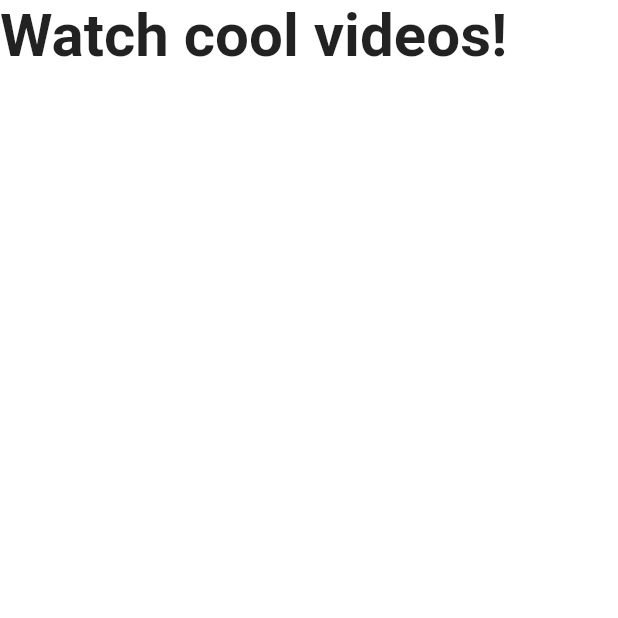
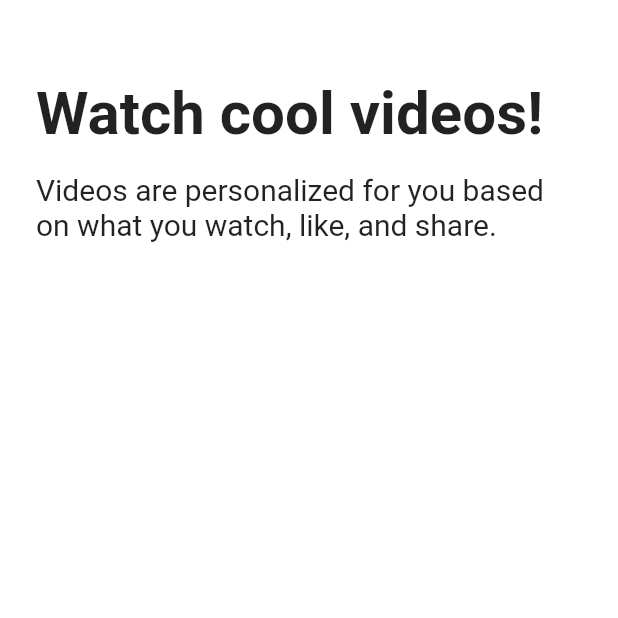
Before and after one commit to kyu1204/Flutter, a Flutter app: the TutorialScreen screen opened directly, on a phone screen of 412 x 824 dp, the top half of it. Run offline on Flutter 3.47's test engine with Material 2 defaults, Android fonts, the phone set to English and light mode, and no system bars; our stand-ins replace font_awesome_flutter, shared_preferences; accounts and stored records are empty.

Commit message:
vault backup: 2023-02-10 22:48:12

```diff
--- a/Codes/tictok_clone/lib/features/onboarding/tutorial_screen.dart
+++ b/Codes/tictok_clone/lib/features/onboarding/tutorial_screen.dart
@@ -1,4 +1,5 @@
 import 'package:flutter/material.dart';
+import 'package:tictok_clone/constants/gaps.dart';
 import 'package:tictok_clone/constants/sizes.dart';
 
 class TutorialScreen extends StatelessWidget {
@@ -6,9 +7,20 @@ class TutorialScreen extends StatelessWidget {
 
   @override
   Widget build(BuildContext context) {
-    return Scaffold(
+    return DefaultTabController(
+      length: 3,
+      child: Scaffold(
         body: SafeArea(
-        child: Column(children: const [
+          child: TabBarView(
+            children: [
+              Padding(
+                padding: const EdgeInsets.symmetric(
+                  horizontal: Sizes.size24,
+                ),
+                child: Column(
+                  crossAxisAlignment: CrossAxisAlignment.start,
+                  children: const [
+                    Gaps.v52,
                     Text(
                       "Watch cool videos!",
                       style: TextStyle(
@@ -16,7 +28,69 @@ class TutorialScreen extends StatelessWidget {
                         fontWeight: FontWeight.bold,
                       ),
                     ),
-        ]),
+                    Gaps.v16,
+                    Text(
+                      "Videos are personalized for you based on what you watch, like, and share.",
+                      style: TextStyle(
+                        fontSize: Sizes.size20,
+                      ),
+                    ),
+                  ],
+                ),
+              ),
+              Padding(
+                padding: const EdgeInsets.symmetric(
+                  horizontal: Sizes.size24,
+                ),
+                child: Column(
+                  crossAxisAlignment: CrossAxisAlignment.start,
+                  children: const [
+                    Gaps.v52,
+                    Text(
+                      "Follow the rules!",
+                      style: TextStyle(
+                        fontSize: Sizes.size40,
+                        fontWeight: FontWeight.bold,
+                      ),
+                    ),
+                    Gaps.v16,
+                    Text(
+                      "Videos are personalized for you based on what you watch, like, and share.",
+                      style: TextStyle(
+                        fontSize: Sizes.size20,
+                      ),
+                    ),
+                  ],
+                ),
+              ),
+              Padding(
+                padding: const EdgeInsets.symmetric(
+                  horizontal: Sizes.size24,
+                ),
+                child: Column(
+                  crossAxisAlignment: CrossAxisAlignment.start,
+                  children: const [
+                    Gaps.v52,
+                    Text(
+                      "Enjoy the ride",
+                      style: TextStyle(
+                        fontSize: Sizes.size40,
+                        fontWeight: FontWeight.bold,
+                      ),
+                    ),
+                    Gaps.v16,
+                    Text(
+                      "Videos are personalized for you based on what you watch, like, and share.",
+                      style: TextStyle(
+                        fontSize: Sizes.size20,
+                      ),
+                    ),
+                  ],
+                ),
+              )
+            ],
+          ),
+        ),
       ),
     );
   }
```
Lines whose indentation alone changed are shown as unchanged.
